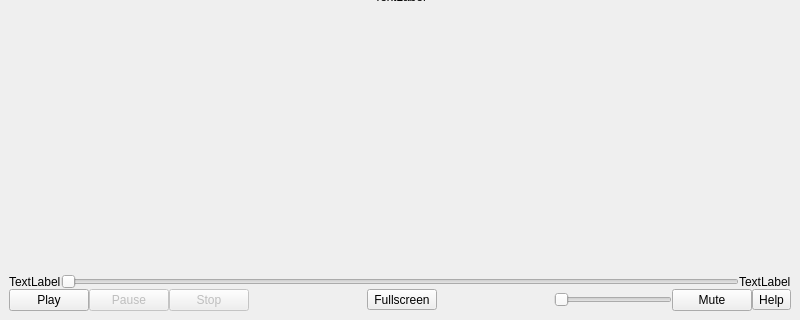
This is src/player/player.ui in vkohaupt/vokoscreenNG as Qt 5 draws it before an edit; both pictures show x 0 to 800 and y 280 to 600 of the 800 by 600 pixel window. The edited form follows.
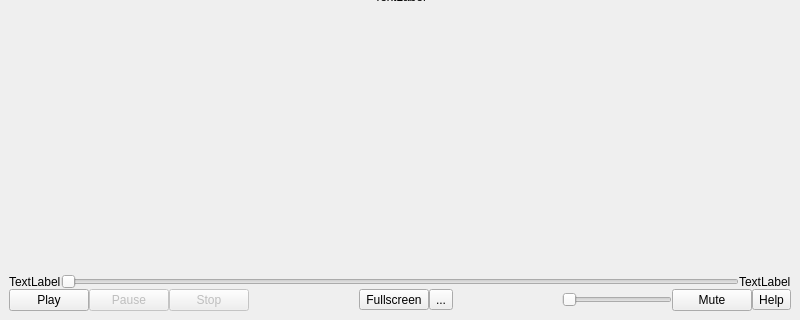
This is the edited form.

Commit message: Disable globalshortcut under wayland and player stuff

The edit to the form file:
```diff
--- a/src/player/player.ui
+++ b/src/player/player.ui
@@ -82,6 +82,30 @@
     </widget>
    </item>
    <item>
+    <widget class="QFrame" name="frame_2">
+     <property name="frameShape">
+      <enum>QFrame::NoFrame</enum>
+     </property>
+     <property name="frameShadow">
+      <enum>QFrame::Raised</enum>
+     </property>
+     <layout class="QVBoxLayout" name="verticalLayout_4">
+      <property name="spacing">
+       <number>0</number>
+      </property>
+      <property name="leftMargin">
+       <number>0</number>
+      </property>
+      <property name="topMargin">
+       <number>0</number>
+      </property>
+      <property name="rightMargin">
+       <number>0</number>
+      </property>
+      <property name="bottomMargin">
+       <number>0</number>
+      </property>
+      <item>
     <widget class="QWidget" name="widgetMenue" native="true">
      <property name="sizePolicy">
       <sizepolicy hsizetype="Preferred" vsizetype="Preferred">
@@ -170,6 +194,13 @@
           </property>
          </widget>
         </item>
+           <item>
+            <widget class="QToolButton" name="toolButtonMove">
+             <property name="text">
+              <string>...</string>
+             </property>
+            </widget>
+           </item>
         <item>
          <spacer name="horizontalSpacer">
           <property name="orientation">
@@ -205,6 +236,9 @@
          </widget>
         </item>
        </layout>
+         </item>
+        </layout>
+       </widget>
       </item>
      </layout>
     </widget>
```
Left out of the diff: 2 changed lines with no effect on the pictures. Lines whose indentation alone changed are shown as unchanged. The commit also changes 4 other files.
